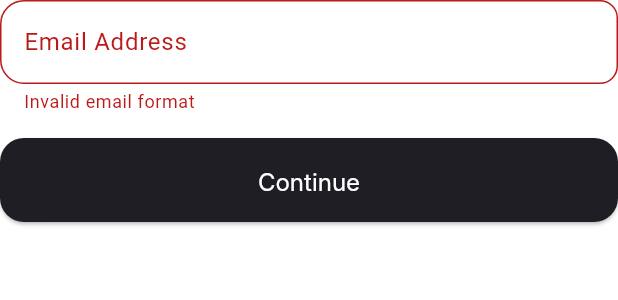
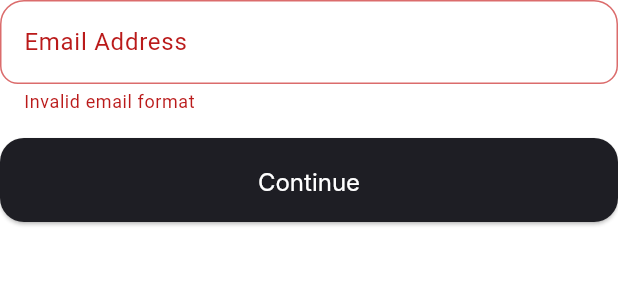
Before and after one commit to elykas/recipes-App, a Flutter app: the EmailLoginForm widget shown alone on an empty page, opened directly with empty values, after a tap on "Continue", on a phone screen of 412 x 824 dp. Shown: the top 300 px of the screen. Run offline on Flutter 3.47's test engine with Material 3 defaults, Android fonts, the phone set to English and light mode, and no system bars; our stand-ins replace app_links, cookie_jar, dio, dio_cookie_manager, flutter_dotenv, flutter_riverpod and 5 more; accounts and stored records are empty; network calls fail; Roboto replaces fonts that are missing (Inter).

Commit message:
working in style

```diff
--- a/foodvibe_mobile/lib/core/theme/app_colors.dart
+++ b/foodvibe_mobile/lib/core/theme/app_colors.dart
@@ -3,9 +3,10 @@ import 'package:flutter/material.dart';
 class AppColors {
   static const primary = Color(0xFFB95E1F);
   static const darkText = Color(0xFF1E1E24);
+  static const grey = Color(0xFF777792);
   static const lightText = Colors.white;
   static const background = Colors.white;
-  static const error = Colors.red;
+  static const error = Color(0xFFDB6C6C);
 
   // אפשר גם להוסיף gradient כקבוע
   static const loginGradient = LinearGradient(
--- /dev/null
+++ b/foodvibe_mobile/lib/core/theme/app_input_fields.dart
@@ -0,0 +1,25 @@
+import 'package:flutter/material.dart';
+import 'app_colors.dart';
+import 'app_shapes.dart';
+
+class AppTextFieldStyles {
+  static const defaultBorder = OutlineInputBorder(
+    borderRadius: AppShapes.borderRadiusMediumTop16Bottom12,
+    borderSide: BorderSide.none,
+  );
+
+  static const focusedBorder = OutlineInputBorder(
+    borderRadius: AppShapes.borderRadiusMediumTop16Bottom12,
+    borderSide: BorderSide(color: AppColors.grey, width: 1),
+  );
+
+  static const errorBorder = OutlineInputBorder(
+    borderRadius: AppShapes.borderRadiusMediumTop16Bottom12,
+    borderSide: BorderSide(color: AppColors.error, width: 1),
+  );
+
+  static const disabledBorder = OutlineInputBorder(
+    borderRadius: AppShapes.borderRadiusMediumTop16Bottom12,
+    borderSide: BorderSide(color: AppColors.grey, width: 1),
+  );
+}
--- a/foodvibe_mobile/lib/core/theme/app_shapes.dart
+++ b/foodvibe_mobile/lib/core/theme/app_shapes.dart
@@ -1,17 +1,28 @@
 import 'package:flutter/material.dart';
 
 class AppShapes {
+  static const borderRadiusVerySmall = BorderRadius.all(Radius.circular(2));
   static const borderRadiusSmall = BorderRadius.all(Radius.circular(8));
   static const borderRadiusMedium = BorderRadius.all(Radius.circular(16));
   static const borderRadiusLarge = BorderRadius.all(Radius.circular(24));
+  static const borderRadiusMediumTop16Bottom12 = BorderRadius.only(
+    topLeft: Radius.circular(16),
+    topRight: Radius.circular(16),
+    bottomLeft: Radius.circular(12),
+    bottomRight: Radius.circular(12),
+  );
 
   static const roundedRectangleShapeSmall = RoundedRectangleBorder(
     borderRadius: BorderRadius.all(Radius.circular(8)),
   );
 
+
+
   static const roundedRectangleShapeMedium = RoundedRectangleBorder(
     borderRadius: BorderRadius.all(Radius.circular(16)),
   );
+
+
 
   static const verticalTopRounded = BorderRadius.vertical(
     top: Radius.circular(40),
--- a/foodvibe_mobile/lib/core/widgets/custom_text_field.dart
+++ b/foodvibe_mobile/lib/core/widgets/custom_text_field.dart
@@ -1,109 +1,39 @@
 import 'package:flutter/material.dart';
+import '../theme/app_colors.dart';
+import '../theme/app_input_fields.dart';
 
 class CustomTextField extends StatelessWidget {
   final TextEditingController controller;
   final String labelText;
   final String? errorText;
-  final Color? backgroundColor;
-  final double? topLeftRadius;
-  final double? topRightRadius;
-  final double? bottomLeftRadius;
-  final double? bottomRightRadius;
-  final Icon? icon;
+  final bool enabled;
   final String? hintText;
-  final TextStyle? textStyle;
 
   const CustomTextField({
     required this.controller,
     required this.labelText,
     this.errorText,
-    this.backgroundColor,
-    this.topLeftRadius, // כל פינה מותאמת אישית
-    this.topRightRadius,
-    this.bottomLeftRadius,
-    this.bottomRightRadius,
-    this.icon,
+    this.enabled = true,
     this.hintText,
-    this.textStyle,
   });
 
   @override
   Widget build(BuildContext context) {
     return TextField(
       controller: controller,
-      style: textStyle, // סגנון טקסט מותאם אישית
+      enabled: enabled,
       decoration: InputDecoration(
         labelText: labelText,
         hintText: hintText,
         errorText: errorText,
-        icon: icon,
         filled: true,
-        fillColor: backgroundColor ?? Colors.transparent,
-        border: errorText == null
-            ? InputBorder
-                  .none // ללא גבול אם אין שגיאה
-            : OutlineInputBorder(
-                borderRadius: BorderRadius.only(
-                  topLeft: Radius.circular(topLeftRadius ?? 8.0),
-                  topRight: Radius.circular(topRightRadius ?? 8.0),
-                  bottomLeft: Radius.circular(bottomLeftRadius ?? 8.0),
-                  bottomRight: Radius.circular(bottomRightRadius ?? 8.0),
-                ),
-                borderSide: BorderSide(
-                  color: Colors.red,
-                  width: 2,
-                ), // גבול אדום אם יש שגיאה
-              ),
-        focusedBorder: errorText == null
-            ? OutlineInputBorder(
-                borderRadius: BorderRadius.only(
-                  topLeft: Radius.circular(topLeftRadius ?? 8.0),
-                  topRight: Radius.circular(topRightRadius ?? 8.0),
-                  bottomLeft: Radius.circular(bottomLeftRadius ?? 8.0),
-                  bottomRight: Radius.circular(bottomRightRadius ?? 8.0),
-                ),
-                borderSide: BorderSide(
-                  color: Theme.of(context).primaryColor,
-                  width: 2,
-                ), // גבול רגיל כאשר ממוקד
-              )
-            : OutlineInputBorder(
-                borderRadius: BorderRadius.only(
-                  topLeft: Radius.circular(topLeftRadius ?? 8.0),
-                  topRight: Radius.circular(topRightRadius ?? 8.0),
-                  bottomLeft: Radius.circular(bottomLeftRadius ?? 8.0),
-                  bottomRight: Radius.circular(bottomRightRadius ?? 8.0),
-                ),
-                borderSide: BorderSide(
-                  color: Colors.red,
-                  width: 1,
-                ), // גבול אדום גם כשיש שגיאה
-              ),
-        enabledBorder: errorText == null
-            ? OutlineInputBorder(
-                borderRadius: BorderRadius.only(
-                  topLeft: Radius.circular(topLeftRadius ?? 8.0),
-                  topRight: Radius.circular(topRightRadius ?? 8.0),
-                  bottomLeft: Radius.circular(bottomLeftRadius ?? 8.0),
-                  bottomRight: Radius.circular(bottomRightRadius ?? 8.0),
-                ),
-                borderSide: BorderSide(
-                  color: Colors.grey,
-                  width: 1,
-                ), // גבול רגיל במצב פעיל
-              )
-            : OutlineInputBorder(
-                borderRadius: BorderRadius.only(
-                  topLeft: Radius.circular(topLeftRadius ?? 8.0),
-                  topRight: Radius.circular(topRightRadius ?? 8.0),
-                  bottomLeft: Radius.circular(bottomLeftRadius ?? 8.0),
-                  bottomRight: Radius.circular(bottomRightRadius ?? 8.0),
-                ),
-                borderSide: BorderSide(
-                  color: Colors.red,
-                  width: 2,
-                ), // גבול אדום גם אם פעיל ויש שגיאה
-              ),
+        fillColor: enabled ? AppColors.background : AppColors.grey,
+        border: AppTextFieldStyles.defaultBorder,
+        enabledBorder: AppTextFieldStyles.defaultBorder,
+        focusedBorder: AppTextFieldStyles.focusedBorder,
+        disabledBorder: AppTextFieldStyles.disabledBorder,
+        errorBorder: AppTextFieldStyles.errorBorder,
+        focusedErrorBorder: AppTextFieldStyles.errorBorder,
       ),
     );
   }
--- a/foodvibe_mobile/lib/features/auth/presentation/login_page.dart
+++ b/foodvibe_mobile/lib/features/auth/presentation/login_page.dart
@@ -97,9 +97,9 @@ class _LoginPageState extends ConsumerState<LoginPage>
             child: DraggableScrollableSheet(
               initialChildSize: 0.1,
               minChildSize: 0.1,
-              maxChildSize: 0.5,
+              maxChildSize: 0.55,
               snap: true,
-              snapSizes: const [0.1, 0.5],
+              snapSizes: const [0.1, 0.55],
               builder: (context, scrollController) {
                 return Container(
                   decoration: const BoxDecoration(
@@ -108,13 +108,9 @@ class _LoginPageState extends ConsumerState<LoginPage>
                   ),
                   child: SingleChildScrollView(
                     controller: scrollController,
-                    padding: EdgeInsets.fromLTRB(
-                      16, // left
-                      MediaQuery.of(context).size.height * 0.012, // top
-                      16, // right
-                      MediaQuery.of(context).size.height * 0.024, // bottom
-                    ),
+                    padding: const EdgeInsets.symmetric(horizontal: 16, vertical: 16),
                     child: Column(
+                      mainAxisSize: MainAxisSize.min,
                       crossAxisAlignment: CrossAxisAlignment.start,
                       children: [
                         Center(
@@ -122,7 +118,7 @@ class _LoginPageState extends ConsumerState<LoginPage>
                             duration: const Duration(milliseconds: 300),
                             child: _sheetExtent <= 0.12
                                 ? const Padding(
-                                    padding: EdgeInsets.only(top: 12),
+                                    padding: EdgeInsets.only(top: AppSpacing.normal),
                                     child: Icon(
                                       LucideIcons.chevronsUp,
                                       size: 32,
@@ -139,7 +135,7 @@ class _LoginPageState extends ConsumerState<LoginPage>
                                     ),
                                     decoration: BoxDecoration(
                                       color: AppColors.darkText,
-                                      borderRadius: BorderRadius.circular(2),
+                                      borderRadius: AppShapes.borderRadiusVerySmall,
                                     ),
                                   ),
                           ),
--- a/foodvibe_mobile/lib/features/auth/widgets/email_login_form.dart
+++ b/foodvibe_mobile/lib/features/auth/widgets/email_login_form.dart
@@ -64,11 +64,7 @@ class EmailLoginFormState extends ConsumerState<EmailLoginForm> {
           errorText: _errorKey == "invalidEmailInput"
               ? loc.invalidEmailInput
               : null,
-          backgroundColor: AppColors.background,
-          topLeftRadius: 16.0,
-          topRightRadius: 12.0,
-          bottomLeftRadius: 16.0,
-          bottomRightRadius: 12.0,
+          enabled: !_isLoading,
         ),
         SizedBox(height: AppSpacing.medium),
         SizedBox(
```
